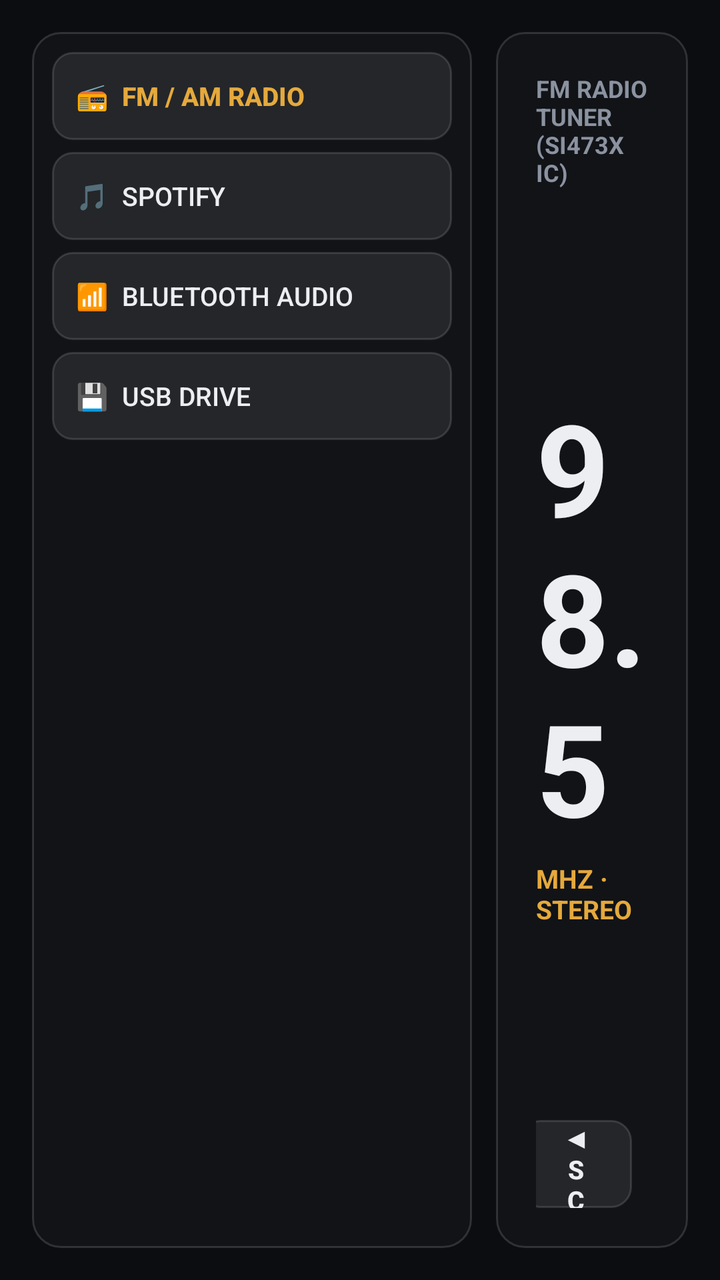
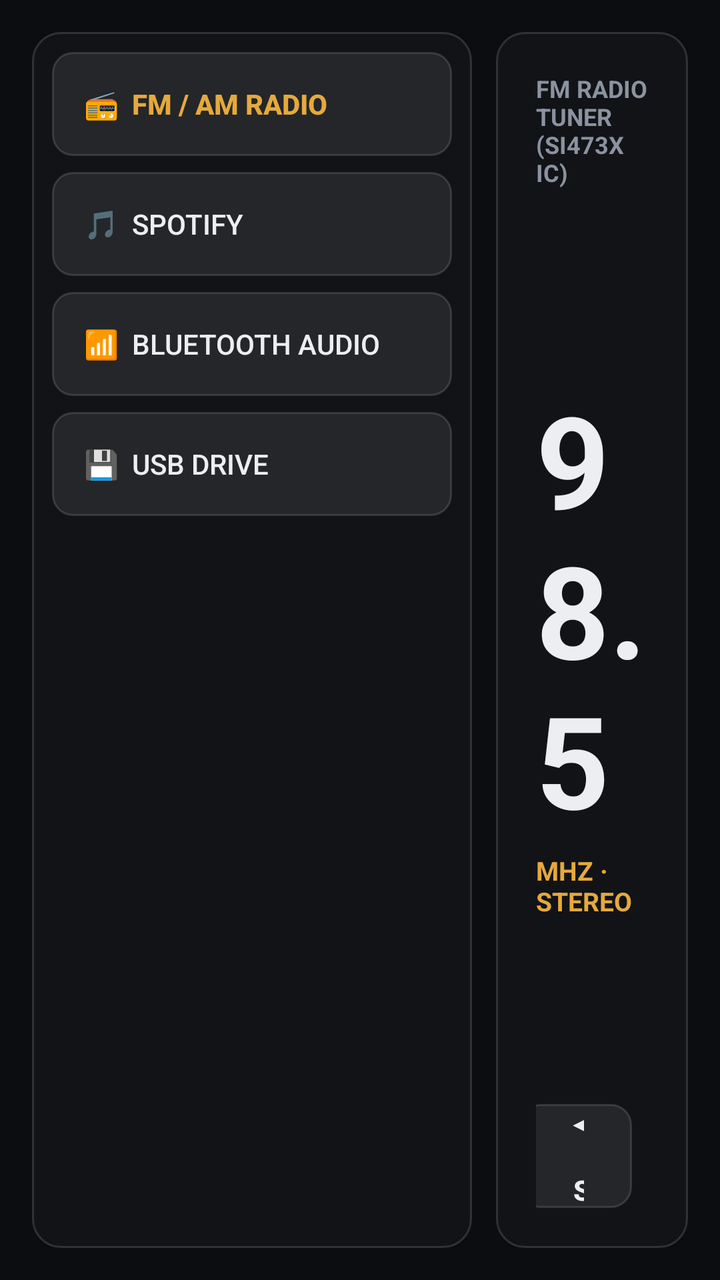

The first picture is an Android layout as it rendered before a commit; the second is the same layout after the commit. The layout source and the unified diff follow.
<!-- AndroidManifest.xml: application theme Theme.ApexDrive -->
<!-- res/layout/view_audio.xml -->
<?xml version="1.0" encoding="utf-8"?>
<LinearLayout xmlns:android="http://schemas.android.com/apk/res/android"
    android:layout_width="match_parent"
    android:layout_height="match_parent"
    android:orientation="horizontal"
    android:padding="16dp">

    
    <LinearLayout
        android:layout_width="220dp"
        android:layout_height="match_parent"
        android:orientation="vertical"
        android:background="@drawable/bg_panel"
        android:padding="10dp">

        <Button
            android:id="@+id/btnSrcRadio"
            android:layout_width="match_parent"
            android:layout_height="44dp"
            android:background="@drawable/bg_elevated_btn"
            android:text="📻  FM / AM Radio"
            android:textColor="@color/accent_amber"
            android:textSize="13sp"
            android:textStyle="bold"
            android:gravity="start|center_vertical"
            android:paddingStart="12dp" />

        <Button
            android:id="@+id/btnSrcSpotify"
            android:layout_width="match_parent"
            android:layout_height="44dp"
            android:layout_marginTop="6dp"
            android:background="@drawable/bg_elevated_btn"
            android:text="🎵  Spotify"
            android:textColor="@color/cockpit_text_primary"
            android:textSize="13sp"
            android:gravity="start|center_vertical"
            android:paddingStart="12dp" />

        <Button
            android:id="@+id/btnSrcBluetooth"
            android:layout_width="match_parent"
            android:layout_height="44dp"
            android:layout_marginTop="6dp"
            android:background="@drawable/bg_elevated_btn"
            android:text="📶  Bluetooth Audio"
            android:textColor="@color/cockpit_text_primary"
            android:textSize="13sp"
            android:gravity="start|center_vertical"
            android:paddingStart="12dp" />

        <Button
            android:id="@+id/btnSrcUsb"
            android:layout_width="match_parent"
            android:layout_height="44dp"
            android:layout_marginTop="6dp"
            android:background="@drawable/bg_elevated_btn"
            android:text="💾  USB Drive"
            android:textColor="@color/cockpit_text_primary"
            android:textSize="13sp"
            android:gravity="start|center_vertical"
            android:paddingStart="12dp" />

    </LinearLayout>

    <View
        android:layout_width="12dp"
        android:layout_height="match_parent" />

    
    <LinearLayout
        android:layout_width="0dp"
        android:layout_height="match_parent"
        android:layout_weight="1"
        android:orientation="vertical"
        android:background="@drawable/bg_panel"
        android:padding="20dp">

        <LinearLayout
            android:layout_width="match_parent"
            android:layout_height="wrap_content"
            android:orientation="horizontal">

            <TextView
                android:id="@+id/tvAudioActiveSource"
                android:layout_width="wrap_content"
                android:layout_height="wrap_content"
                android:text="FM RADIO TUNER (SI473X IC)"
                android:textColor="@color/cockpit_text_secondary"
                android:textSize="12sp"
                android:textStyle="bold" />

            <View
                android:layout_width="0dp"
                android:layout_height="1dp"
                android:layout_weight="1" />

            <TextView
                android:layout_width="wrap_content"
                android:layout_height="wrap_content"
                android:text="PRESET 1"
                android:textColor="@color/accent_amber"
                android:textSize="12sp"
                android:textStyle="bold" />
        </LinearLayout>

        <LinearLayout
            android:layout_width="match_parent"
            android:layout_height="0dp"
            android:layout_weight="1"
            android:gravity="center"
            android:orientation="vertical">

            <TextView
                android:id="@+id/tvRadioFreq"
                android:layout_width="wrap_content"
                android:layout_height="wrap_content"
                android:text="98.5"
                android:textColor="@color/cockpit_text_primary"
                android:textSize="64sp"
                android:textStyle="bold" />

            <TextView
                android:layout_width="wrap_content"
                android:layout_height="wrap_content"
                android:layout_marginTop="4dp"
                android:text="MHZ · STEREO"
                android:textColor="@color/accent_amber"
                android:textSize="13sp"
                android:textStyle="bold" />
        </LinearLayout>

        <LinearLayout
            android:layout_width="match_parent"
            android:layout_height="wrap_content"
            android:gravity="center"
            android:orientation="horizontal">

            <Button
                android:id="@+id/btnRadioScanDown"
                android:layout_width="wrap_content"
                android:layout_height="44dp"
                android:background="@drawable/bg_elevated_btn"
                android:text="◀  Scan Down"
                android:textColor="@color/cockpit_text_primary"
                android:textSize="13sp"
                android:textStyle="bold"
                android:paddingStart="20dp"
                android:paddingEnd="20dp" />

            <Button
                android:id="@+id/btnRadioScanUp"
                android:layout_width="wrap_content"
                android:layout_height="44dp"
                android:layout_marginStart="16dp"
                android:background="@drawable/bg_elevated_btn"
                android:text="Scan Up  ▶"
                android:textColor="@color/cockpit_text_primary"
                android:textSize="13sp"
                android:textStyle="bold"
                android:paddingStart="20dp"
                android:paddingEnd="20dp" />
        </LinearLayout>

    </LinearLayout>

</LinearLayout>
<!-- resources referenced by this layout -->
<resources>
  <color name="accent_amber">#E5A93C</color>
  <color name="cockpit_text_primary">#ECEEF2</color>
  <color name="cockpit_text_secondary">#8B92A0</color>
  <!-- drawable bg_elevated_btn (drawable) -->
  <?xml version="1.0" encoding="utf-8"?>
  <selector xmlns:android="http://schemas.android.com/apk/res/android">
      <item android:state_pressed="true">
          <shape android:shape="rectangle">
              <solid android:color="#44FFFFFF" />
              <stroke android:width="1dp" android:color="#66FFFFFF" />
              <corners android:radius="10dp" />
          </shape>
      </item>
      <item android:state_focused="true">
          <shape android:shape="rectangle">
              <solid android:color="#33FFFFFF" />
              <stroke android:width="1dp" android:color="#55FFFFFF" />
              <corners android:radius="10dp" />
          </shape>
      </item>
      <item>
          <shape android:shape="rectangle">
              <solid android:color="#14FFFFFF" />
              <stroke android:width="1dp" android:color="#22FFFFFF" />
              <corners android:radius="10dp" />
          </shape>
      </item>
  </selector>
  <!-- drawable bg_panel (drawable) -->
  <?xml version="1.0" encoding="utf-8"?>
  <shape xmlns:android="http://schemas.android.com/apk/res/android"
      android:shape="rectangle">
      
      <solid android:color="#E8121419" />
      <stroke
          android:width="1dp"
          android:color="#24FFFFFF" />
      <corners android:radius="14dp" />
  </shape>
  <style name="Theme.ApexDrive" parent="Theme.AppCompat.NoActionBar">
          <item name="android:windowBackground">@color/cockpit_surface_base</item>
          <item name="android:statusBarColor">@color/cockpit_surface_panel</item>
          <item name="android:navigationBarColor">@color/cockpit_surface_base</item>
          <item name="android:windowNoTitle">true</item>
          <item name="android:windowFullscreen">true</item>
          <item name="android:colorBackground">@color/cockpit_surface_base</item>
      </style>
  <color name="cockpit_surface_base">#0C0D10</color>
  <color name="cockpit_surface_panel">#13151A</color>
</resources>

<!-- the commit's change to res/layout/view_audio.xml (unified diff, before → after) -->
@@ -16,50 +16,50 @@
         <Button
             android:id="@+id/btnSrcRadio"
             android:layout_width="match_parent"
-            android:layout_height="44dp"
+            android:layout_height="52dp"
             android:background="@drawable/bg_elevated_btn"
             android:text="📻  FM / AM Radio"
             android:textColor="@color/accent_amber"
-            android:textSize="13sp"
+            android:textSize="14sp"
             android:textStyle="bold"
             android:gravity="start|center_vertical"
-            android:paddingStart="12dp" />
+            android:paddingStart="16dp" />
 
         <Button
             android:id="@+id/btnSrcSpotify"
             android:layout_width="match_parent"
-            android:layout_height="44dp"
-            android:layout_marginTop="6dp"
+            android:layout_height="52dp"
+            android:layout_marginTop="8dp"
             android:background="@drawable/bg_elevated_btn"
             android:text="🎵  Spotify"
             android:textColor="@color/cockpit_text_primary"
-            android:textSize="13sp"
+            android:textSize="14sp"
             android:gravity="start|center_vertical"
-            android:paddingStart="12dp" />
+            android:paddingStart="16dp" />
 
         <Button
             android:id="@+id/btnSrcBluetooth"
             android:layout_width="match_parent"
-            android:layout_height="44dp"
-            android:layout_marginTop="6dp"
+            android:layout_height="52dp"
+            android:layout_marginTop="8dp"
             android:background="@drawable/bg_elevated_btn"
             android:text="📶  Bluetooth Audio"
             android:textColor="@color/cockpit_text_primary"
-            android:textSize="13sp"
+            android:textSize="14sp"
             android:gravity="start|center_vertical"
-            android:paddingStart="12dp" />
+            android:paddingStart="16dp" />
 
         <Button
             android:id="@+id/btnSrcUsb"
             android:layout_width="match_parent"
-            android:layout_height="44dp"
-            android:layout_marginTop="6dp"
+            android:layout_height="52dp"
+            android:layout_marginTop="8dp"
             android:background="@drawable/bg_elevated_btn"
             android:text="💾  USB Drive"
             android:textColor="@color/cockpit_text_primary"
-            android:textSize="13sp"
+            android:textSize="14sp"
             android:gravity="start|center_vertical"
-            android:paddingStart="12dp" />
+            android:paddingStart="16dp" />
 
     </LinearLayout>
 
@@ -96,6 +96,7 @@
                 android:layout_weight="1" />
 
             <TextView
+                android:id="@+id/tvAudioPresetBadge"
                 android:layout_width="wrap_content"
                 android:layout_height="wrap_content"
                 android:text="PRESET 1"
@@ -121,6 +122,7 @@
                 android:textStyle="bold" />
 
             <TextView
+                android:id="@+id/tvRadioFreqUnit"
                 android:layout_width="wrap_content"
                 android:layout_height="wrap_content"
                 android:layout_marginTop="4dp"
@@ -139,27 +141,27 @@
             <Button
                 android:id="@+id/btnRadioScanDown"
                 android:layout_width="wrap_content"
-                android:layout_height="44dp"
+                android:layout_height="52dp"
                 android:background="@drawable/bg_elevated_btn"
                 android:text="◀  Scan Down"
                 android:textColor="@color/cockpit_text_primary"
-                android:textSize="13sp"
+                android:textSize="14sp"
                 android:textStyle="bold"
-                android:paddingStart="20dp"
-                android:paddingEnd="20dp" />
+                android:paddingStart="24dp"
+                android:paddingEnd="24dp" />
 
             <Button
                 android:id="@+id/btnRadioScanUp"
                 android:layout_width="wrap_content"
-                android:layout_height="44dp"
+                android:layout_height="52dp"
                 android:layout_marginStart="16dp"
                 android:background="@drawable/bg_elevated_btn"
                 android:text="Scan Up  ▶"
                 android:textColor="@color/cockpit_text_primary"
-                android:textSize="13sp"
+                android:textSize="14sp"
                 android:textStyle="bold"
-                android:paddingStart="20dp"
-                android:paddingEnd="20dp" />
+                android:paddingStart="24dp"
+                android:paddingEnd="24dp" />
         </LinearLayout>
 
     </LinearLayout>
